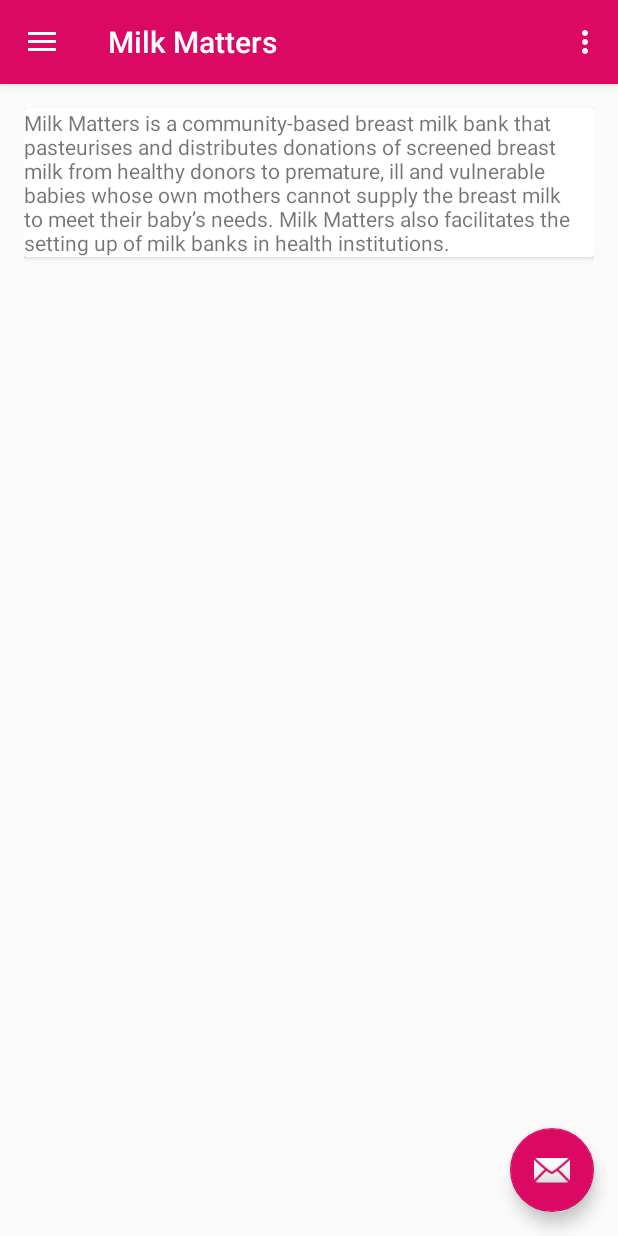
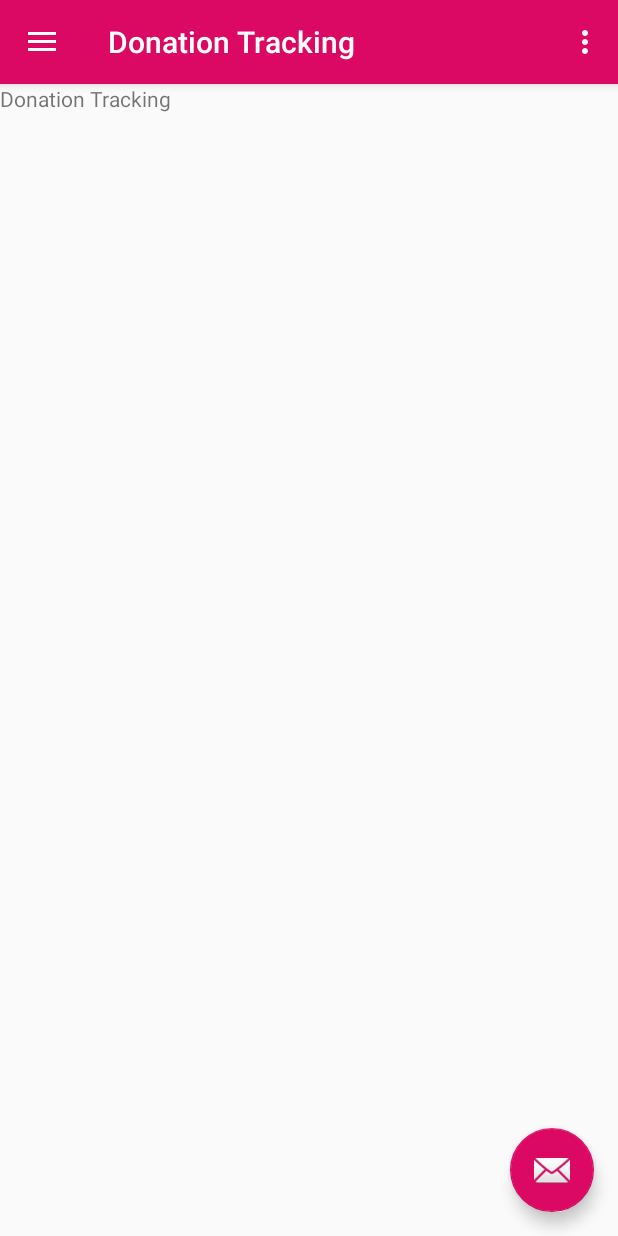
Before and after one commit to mitch-a-green/MilkMatters, an Android app: the screen it shows after launch (MainActivity), in the side drawer, after a tap on "Donation Tracking", on a phone screen of 412 x 824 dp. Run offline under Robolectric (Android 15) with nearby library versions, the phone set to English and light mode, and no system bars; 1 statement that could not run was skipped.

Commit message:
- Added the remainder of the fragments and the functionality to switch between them

```diff
--- a/app/build.gradle
+++ b/app/build.gradle
@@ -24,7 +24,7 @@
     compile 'com.android.support:appcompat-v7:23.4.0'
     compile 'com.android.support:design:23.4.0'
     compile 'com.android.support:support-v4:23.4.0'
-    compile 'com.android.support:cardview-v7:23.1.1'
+    compile 'com.android.support:cardview-v7:23.4.0'
     testCompile 'junit:junit:4.12'
     androidTestCompile 'com.android.support.test.espresso:espresso-core:2.2.2'
     androidTestCompile 'com.android.support.test:runner:0.5'
--- a/app/src/main/java/com/milkmatters/honoursproject/milkmatters/activities/MainActivity.java
+++ b/app/src/main/java/com/milkmatters/honoursproject/milkmatters/activities/MainActivity.java
@@ -17,7 +17,13 @@
 import android.view.MenuItem;
 
 import com.milkmatters.honoursproject.milkmatters.R;
+import com.milkmatters.honoursproject.milkmatters.fragments.AboutFragment;
+import com.milkmatters.honoursproject.milkmatters.fragments.BecomeDonorFragment;
+import com.milkmatters.honoursproject.milkmatters.fragments.DepotLocatorFragment;
+import com.milkmatters.honoursproject.milkmatters.fragments.DonationTrackingFragment;
+import com.milkmatters.honoursproject.milkmatters.fragments.EducationFragment;
 import com.milkmatters.honoursproject.milkmatters.fragments.HomeFragment;
+import com.milkmatters.honoursproject.milkmatters.fragments.NewsFeedFragment;
 
 public class MainActivity extends AppCompatActivity
         implements NavigationView.OnNavigationItemSelectedListener {
@@ -29,6 +35,10 @@
         setContentView(R.layout.activity_main);
         Toolbar toolbar = (Toolbar) findViewById(R.id.toolbar);
         setSupportActionBar(toolbar);
+
+        fragment = null;
+        fragment = new HomeFragment();
+        switchFragment(getString(R.string.app_name));
 
         FloatingActionButton fab = (FloatingActionButton) findViewById(R.id.fab);
         fab.setOnClickListener(new View.OnClickListener() {
@@ -93,21 +103,35 @@
         if (id == R.id.nav_home) {
             fragment = new HomeFragment();
             title = getString(R.string.app_name);
-
         } else if (id == R.id.nav_donation_tracking) {
-
+            fragment = new DonationTrackingFragment();
+            title = getString(R.string.donation_tracking_fragment);
         } else if (id == R.id.nav_depot_locator) {
-
+            fragment = new DepotLocatorFragment();
+            title = getString(R.string.depot_locator_fragment);
         } else if (id == R.id.nav_education) {
-
+            fragment = new EducationFragment();
+            title = getString(R.string.education_fragment);
         } else if (id == R.id.nav_news_feed) {
-
+            fragment = new NewsFeedFragment();
+            title = getString(R.string.news_feed_fragment);
         } else if (id == R.id.nav_about) {
-
+            fragment = new AboutFragment();
+            title = getString(R.string.about_fragment);
         } else if (id == R.id.nav_become_a_donor) {
-
+            fragment = new BecomeDonorFragment();
+            title = getString(R.string.become_donor_fragment);
         }
 
+        switchFragment(title);
+
+        DrawerLayout drawer = (DrawerLayout) findViewById(R.id.drawer_layout);
+        drawer.closeDrawer(GravityCompat.START);
+        return true;
+    }
+
+    public void switchFragment(String title)
+    {
         if (fragment != null) {
             FragmentManager fragmentManager = getSupportFragmentManager();
             FragmentTransaction fragmentTransaction = fragmentManager.beginTransaction();
@@ -117,9 +141,24 @@
             // set the toolbar title
             getSupportActionBar().setTitle(title);
         }
+    }
 
-        DrawerLayout drawer = (DrawerLayout) findViewById(R.id.drawer_layout);
-        drawer.closeDrawer(GravityCompat.START);
-        return true;
+    /**
+     * Overridden onResume method
+     */
+    @Override
+    public void onResume()
+    {
+        super.onResume();
+        fragment.onResume();
+    }
+
+    /**
+     * Overridden onPause method
+     */
+    @Override
+    public void onPause()
+    {
+        super.onPause();
     }
 }
--- /dev/null
+++ b/app/src/main/java/com/milkmatters/honoursproject/milkmatters/fragments/DonationTrackingFragment.java
@@ -0,0 +1,45 @@
+package com.milkmatters.honoursproject.milkmatters.fragments;
+
+
+import android.os.Bundle;
+import android.support.v4.app.Fragment;
+import android.view.LayoutInflater;
+import android.view.View;
+import android.view.ViewGroup;
+
+import com.milkmatters.honoursproject.milkmatters.R;
+
+/**
+ * A simple {@link Fragment} subclass.
+ * Use the {@link DonationTrackingFragment#newInstance} factory method to
+ * create an instance of this fragment.
+ */
+public class DonationTrackingFragment extends Fragment {
+
+    public DonationTrackingFragment() {
+        // Required empty public constructor
+    }
+
+    /**
+     * Use this factory method to create a new instance of
+     * this fragment using the provided parameters.
+     * @return A new instance of fragment DonationTrackingFragment.
+     */
+    public static DonationTrackingFragment newInstance(String param1, String param2) {
+        DonationTrackingFragment fragment = new DonationTrackingFragment();
+        return fragment;
+    }
+
+    @Override
+    public void onCreate(Bundle savedInstanceState) {
+        super.onCreate(savedInstanceState);
+    }
+
+    @Override
+    public View onCreateView(LayoutInflater inflater, ViewGroup container,
+                             Bundle savedInstanceState) {
+        // Inflate the layout for this fragment
+        return inflater.inflate(R.layout.fragment_donation_tracking, container, false);
+    }
+
+}
--- a/app/src/main/java/com/milkmatters/honoursproject/milkmatters/fragments/HomeFragment.java
+++ b/app/src/main/java/com/milkmatters/honoursproject/milkmatters/fragments/HomeFragment.java
@@ -1,6 +1,7 @@
 package com.milkmatters.honoursproject.milkmatters.fragments;
 
 import android.os.Bundle;
+import android.support.design.widget.FloatingActionButton;
 import android.support.v4.app.Fragment;
 import android.view.LayoutInflater;
 import android.view.View;
@@ -41,7 +42,26 @@
         // Inflate the layout for this fragment
         view = inflater.inflate(R.layout.fragment_home, container, false);
 
+        showFAB();
+
         return view;
     }
 
+    /**
+     * Method to show the floating action button
+     */
+    public void showFAB()
+    {
+        FloatingActionButton fab = (FloatingActionButton) view.findViewById(R.id.fab);
+        fab.show();
+    }
+
+    /**
+     * Method to hide the floating action button
+     */
+    public void hideFAB()
+    {
+        FloatingActionButton fab = (FloatingActionButton) view.findViewById(R.id.fab);
+        fab.hide();
+    }
 }
--- /dev/null
+++ b/app/src/main/res/layout/fragment_donation_tracking.xml
@@ -0,0 +1,13 @@
+<FrameLayout xmlns:android="http://schemas.android.com/apk/res/android"
+    xmlns:tools="http://schemas.android.com/tools"
+    android:layout_width="match_parent"
+    android:layout_height="match_parent"
+    tools:context="com.milkmatters.honoursproject.milkmatters.fragments.DonationTrackingFragment">
+
+    <!-- TODO: Update blank fragment layout -->
+    <TextView
+        android:layout_width="match_parent"
+        android:layout_height="match_parent"
+        android:text="@string/donation_tracking_fragment" />
+
+</FrameLayout>
--- a/app/src/main/res/values/strings.xml
+++ b/app/src/main/res/values/strings.xml
@@ -6,6 +6,12 @@
 
     <string name="action_settings">Settings</string>
 
-    <!-- TODO: Remove or change this placeholder text -->
     <string name="hello_blank_fragment">Hello blank fragment</string>
+    <string name="education_fragment">Education</string>
+    <string name="donation_tracking_fragment">Donation Tracking</string>
+    <string name="depot_locator_fragment">Depot Locator</string>
+    <string name="home_fragment">Home</string>
+    <string name="about_fragment">About</string>
+    <string name="become_donor_fragment">Become A Donor</string>
+    <string name="news_feed_fragment">Become A Donor</string>
 </resources>
```
Also changed, not shown: app/src/main/java/com/milkmatters/honoursproject/milkmatters/fragments/AboutFragment.java (added, +44 -0 lines), app/src/main/java/com/milkmatters/honoursproject/milkmatters/fragments/BecomeDonorFragment.java (added, +45 -0 lines), app/src/main/java/com/milkmatters/honoursproject/milkmatters/fragments/DepotLocatorFragment.java (added, +45 -0 lines), app/src/main/java/com/milkmatters/honoursproject/milkmatters/fragments/EducationFragment.java (added, +45 -0 lines), app/src/main/java/com/milkmatters/honoursproject/milkmatters/fragments/NewsFeedFragment.java (added, +45 -0 lines), app/src/main/res/layout/fragment_about.xml (added, +13 -0 lines), app/src/main/res/layout/fragment_become_donor.xml (added, +13 -0 lines), app/src/main/res/layout/fragment_depot_locator.xml (added, +13 -0 lines), app/src/main/res/layout/fragment_education.xml (added, +13 -0 lines), app/src/main/res/layout/fragment_news_feed.xml (added, +13 -0 lines).
